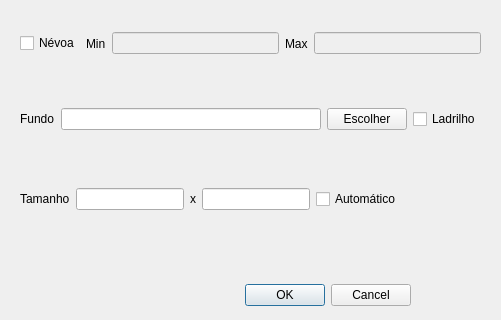
This is ifg/qt/ui/iluminacao.ui in matferib/tabuleiro-virtual as Qt 5 draws it before an edit; both pictures show x 0 to 501 and y 291 to 611 of the 501 by 611 pixel window. The edited form follows.
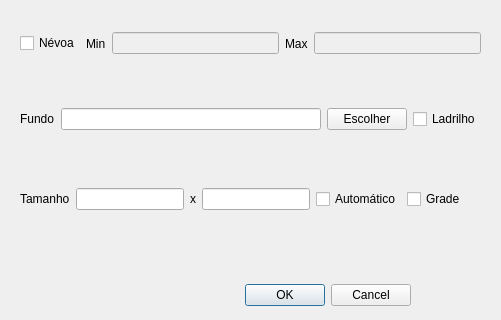
This is the edited form.

```diff
--- a/ifg/qt/ui/iluminacao.ui
+++ b/ifg/qt/ui/iluminacao.ui
@@ -149,6 +149,16 @@
       </property>
      </widget>
     </item>
+    <item>
+     <widget class="QCheckBox" name="checkbox_grade">
+      <property name="toolTip">
+       <string>Se marcado, o tamanho do tabuleiro será computado a partir do tamanho da textura.</string>
+      </property>
+      <property name="text">
+       <string>Grade</string>
+      </property>
+     </widget>
+    </item>
    </layout>
   </widget>
   <widget class="QPushButton" name="botao_cor_ambiente">
```
